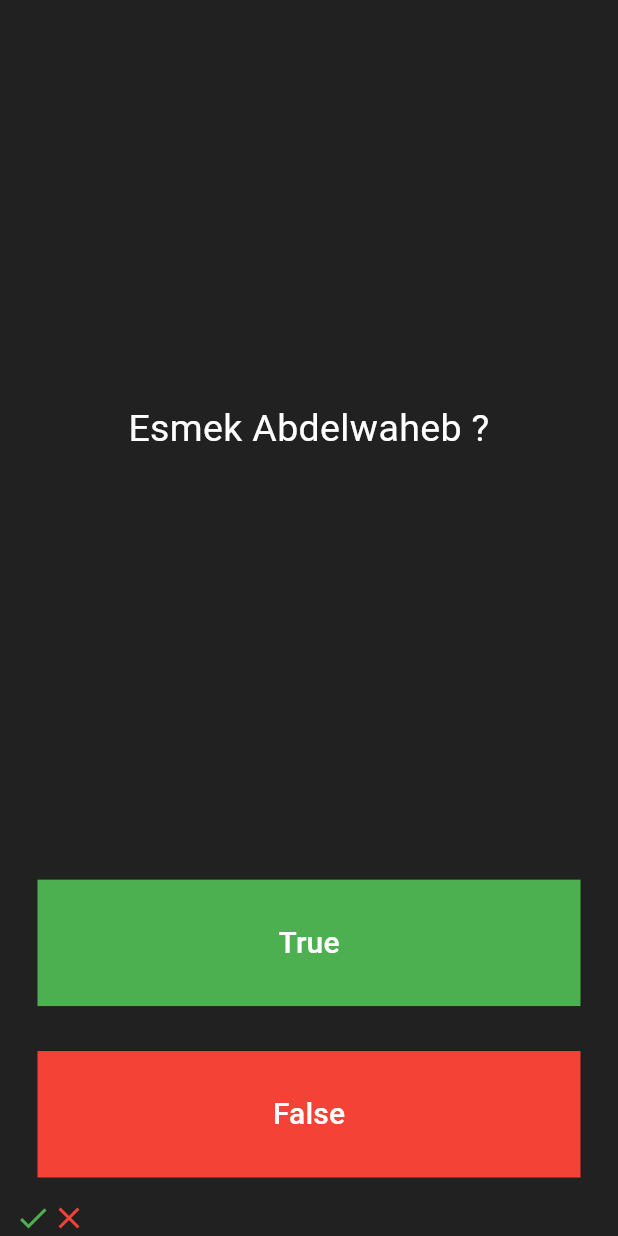
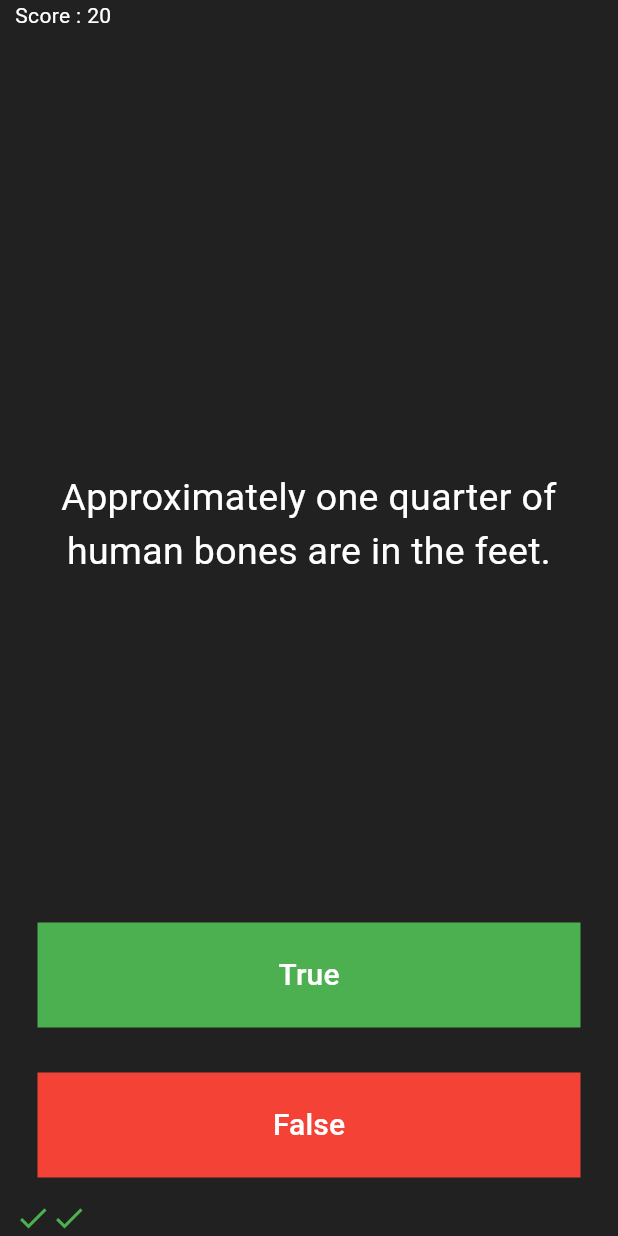
Before and after one commit to Abdelwahebbch/quizzeler, a Flutter app: the screen it shows after launch, after a tap on "True", after a tap on "False", on a phone screen of 412 x 824 dp. Run offline on Flutter 3.47's test engine with Material 3 defaults, Android fonts, the phone set to English and light mode, and no system bars.

Commit message:
Some changes

```diff
--- a/lib/Questions.dart
+++ /dev/null
@@ -1,8 +0,0 @@
-class Question {
-  String ques;
-  bool respo;
-  Question({required this.ques, required this.respo});
-  String getQues() {
-    return this.ques;
-  }
-}
--- a/lib/main.dart
+++ b/lib/main.dart
@@ -1,5 +1,4 @@
-import 'dart:math';
-import 'Questions.dart';
+import 'QuestionsBrain.dart';
 import 'package:flutter/material.dart';
 
 void main() {
@@ -33,20 +32,18 @@ class QuizPage extends StatefulWidget {
 class _QuizPageState extends State<QuizPage> {
   List<Widget> scoreKeeper = [];
 
-  List<Question> questions = [
-    Question(ques: "Esmek Abdelwaheb ?  ", respo: true),
-    Question(ques: "Israel it's a county ? ", respo: false),
-  ];
-
-  Icon checkQuestion(bool resp, Question q) {
-    if (q.respo == resp) {
+  Icon checkQuestion(bool resp, bool q) {
+    if (q == resp) {
+      score += 10;
       return Icon(Icons.check, color: Colors.green);
     } else {
+      score -= 10;
       return Icon(Icons.close, color: Colors.red);
     }
   }
 
-  int index = Random().nextInt(2);
+  int score = 0;
+  QuestionsBrain q = QuestionsBrain();
 
   @override
   Widget build(BuildContext context) {
@@ -56,12 +53,18 @@ class _QuizPageState extends State<QuizPage> {
         crossAxisAlignment: CrossAxisAlignment.stretch,
         children: [
           Expanded(
+            child: Text(
+              "Score : $score",
+              style: TextStyle(color: Colors.white),
+            ),
+          ),
+          Expanded(
             flex: 5,
             child: Padding(
               padding: EdgeInsets.all(10.0),
               child: Center(
                 child: Text(
-                  questions[index].getQues(),
+                  q.getQuestion(),
                   textAlign: TextAlign.center,
                   style: TextStyle(fontSize: 25.0, color: Colors.white),
                 ),
@@ -84,9 +87,11 @@ class _QuizPageState extends State<QuizPage> {
                 onPressed: () {
                   //The user picked true.
                   setState(() {
-                    scoreKeeper.add(checkQuestion(true, questions[index]));
+                    scoreKeeper.add(
+                      checkQuestion(true, q.getQuestionResponse()),
+                    );
+                    q.NextQuestion();
                   });
-                  index = Random().nextInt(2);
                 },
               ),
             ),
@@ -107,9 +112,11 @@ class _QuizPageState extends State<QuizPage> {
                 onPressed: () {
                   //The user picked false.
                   setState(() {
-                    scoreKeeper.add(checkQuestion(false, questions[index]));
+                    scoreKeeper.add(
+                      checkQuestion(false, q.getQuestionResponse()),
+                    );
+                    q.NextQuestion();
                   });
-                  index = Random().nextInt(2);
                 },
               ),
             ),
```
Also changed, not shown: pubspec.yaml (+10 -31 lines), pubspec.lock.
